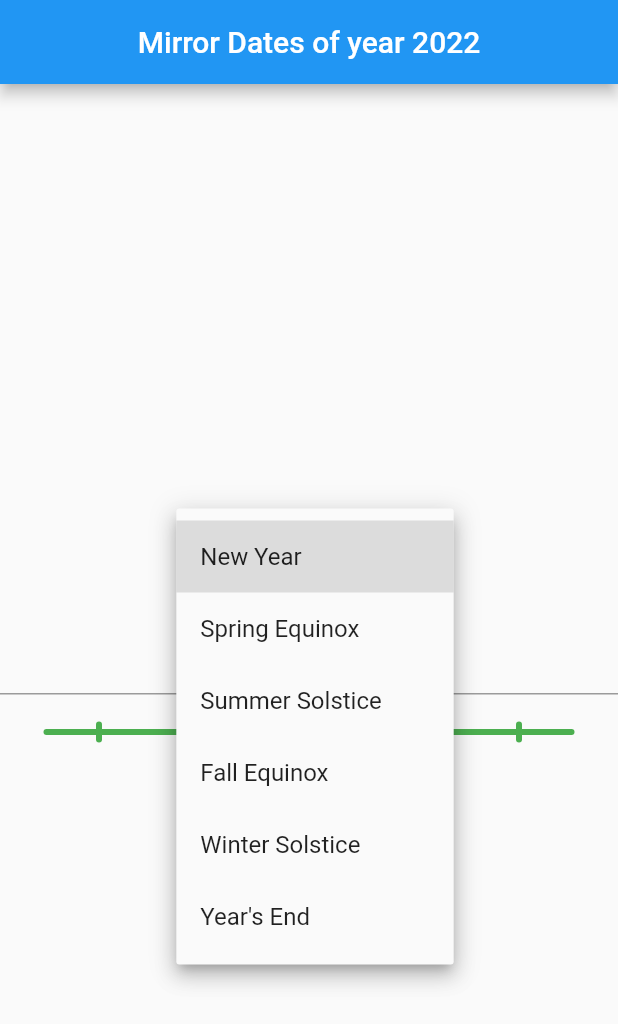
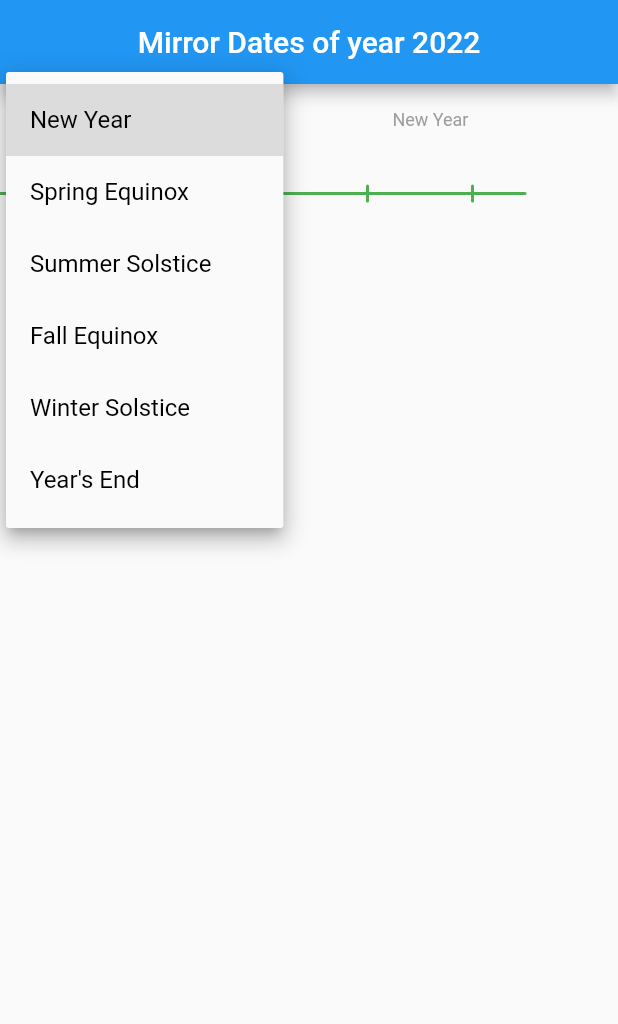
Before and after one commit to RobertNeher/date_mirror, a Flutter app: the screen it shows after launch, after a tap on "New Year", on a phone screen of 412 x 824 dp. Shown: the top 1024 px of the screen. Run offline on Flutter 3.47's test engine with Material 2 defaults, Android fonts, the phone set to English and light mode, and no system bars.

Commit message:
Release for horicontal variant

```diff
--- a/lib/graphics.dart
+++ b/lib/graphics.dart
@@ -31,26 +31,30 @@ class DateLinePainter extends CustomPainter {
       ..color = Colors.green
       ..strokeCap = StrokeCap.round
       ..style = PaintingStyle.stroke
-      ..strokeWidth = 4;
+      ..strokeWidth = 2;
 
+    // draw base timeline
     canvas.drawLine(
         Offset(0, height * 0.1), Offset(width, height * 0.1), paint);
 
     // labelPainter
+    String centerText =
+        eventLabel.isEmpty ? mirrorLabel : 'Today\n${DateTime.now().format()}';
     canvas.drawLine(Offset(width / 2, 0), Offset(width / 2, 10), paint);
-    labelPainter.text =
-        TextSpan(text: 'Today\n${DateTime.now().format()}', style: labelStyle);
+    labelPainter.text = TextSpan(text: centerText, style: labelStyle);
     labelPainter.layout(minWidth: 0, maxWidth: double.maxFinite);
     labelPainter.paint(
         canvas,
         Offset(
             width / 2 - labelPainter.width / 2, 10 + labelPainter.height / 4));
 
+    // this happens only when selected event is equal to actual date
+    if (eventLabel.isNotEmpty) {
       // day difference
       double posX = width * 0.7;
       canvas.drawLine(Offset(posX, 0), Offset(posX, 10), paint);
       labelPainter.text =
-        TextSpan(text: 'Distance\n+${dayDiff} days', style: labelStyle);
+          TextSpan(text: 'Distance\n+$dayDiff days', style: labelStyle);
       labelPainter.layout(minWidth: 0, maxWidth: double.maxFinite);
       labelPainter.paint(canvas,
           Offset(posX - labelPainter.width / 2, 10 + labelPainter.height / 4));
@@ -62,8 +66,10 @@ class DateLinePainter extends CustomPainter {
       canvas.drawLine(Offset(posX, 0), Offset(posX, 10), paint);
       labelPainter.text = TextSpan(text: eventLabel, style: labelStyle);
       labelPainter.layout(minWidth: 0, maxWidth: double.maxFinite);
-    labelPainter.paint(canvas,
-        Offset(posX - (labelPainter.width / 2), 10 + labelPainter.height / 4));
+      labelPainter.paint(
+          canvas,
+          Offset(
+              posX - (labelPainter.width / 2), 10 + labelPainter.height / 4));
 
       // mirror day difference
       posX = width * 0.3;
@@ -82,6 +88,7 @@ class DateLinePainter extends CustomPainter {
       labelPainter.paint(canvas,
           Offset(posX - labelPainter.width / 2, 10 + labelPainter.height / 4));
     }
+  }
 
   @override
   bool shouldRepaint(CustomPainter oldDelegate) {
--- a/lib/main.dart
+++ b/lib/main.dart
@@ -35,6 +35,7 @@ class _MirrorDateState extends State<MirrorDate> {
   Widget build(BuildContext context) {
     return MaterialApp(
       title: 'Mirror Dates ${DateTime.now().year}',
+      debugShowCheckedModeBanner: false,
       theme: ThemeData(
         primarySwatch: Colors.blue,
       ),
@@ -72,6 +73,7 @@ class _MirrorDatePageState extends State<MirrorDatePage> {
       ));
     }
     _selectedEvent = widget.mirrorDates.keys.first;
+    _tec.text = _selectedEvent;
     super.initState();
   }
 
@@ -87,46 +89,85 @@ class _MirrorDatePageState extends State<MirrorDatePage> {
           title: Text(widget.title),
           centerTitle: true,
         ),
-      body: Column(
+        body: Align(
+          alignment: Alignment.topCenter,
+          child: Column(
+            mainAxisAlignment: MainAxisAlignment.center,
+            crossAxisAlignment: CrossAxisAlignment.start,
+            children: <Widget>[
+              Row(
                   mainAxisAlignment: MainAxisAlignment.center,
                   children: <Widget>[
+                    const SizedBox(width: 20),
                     DropdownButton(
                       items: _items,
+                      style: const TextStyle(
+                        fontFamily: "Roboto",
+                        color: Colors.black,
+                        fontSize: 16,
+                        fontWeight: FontWeight.normal,
+                      ),
                       value: _selectedEvent,
                       onChanged: (value) {
                         _selectedEvent = value!;
-                _tec.text = _df.format(widget.mirrorDates[_selectedEvent]!);
+                        _tec.text =
+                            _df.format(widget.mirrorDates[_selectedEvent]!);
                         setState(() {});
-              }),
-          const SizedBox(
-            height: 20,
+                      },
                     ),
-          TextField(
-            textAlign: TextAlign.left,
+                    Expanded(
+                        child: TextField(
+                      textAlign: TextAlign.center,
+                      style: const TextStyle(
+                        color: Colors.grey,
+                        fontSize: 12,
+                      ),
                       controller: _tec,
-            // readOnly: true,
-          ),
+                      decoration:
+                          const InputDecoration(border: InputBorder.none),
+                      readOnly: true,
+                    )),
+                  ]),
               const SizedBox(
                 height: 20,
               ),
               CustomPaint(
                 size: const Size(350, 50),
-            painter: DateLinePainter(
-                eventLabel:
-                    "$_selectedEvent\n${_df.format(widget.mirrorDates[_selectedEvent]!)}",
-                mirrorLabel:
-                    "Mirror Date\n${_mirrorDateLabel(widget.mirrorDates[_selectedEvent]!, _df)}",
-                dayDiff: widget.mirrorDates[_selectedEvent]!
-                    .difference(DateTime.now())
-                    .inDays),
-          )
+                painter: DateTimeLine(_selectedEvent, widget.mirrorDates),
+              ),
+              Expanded(child: Container()),
             ],
           ),
-    );
+        ));
   }
 }
 
-String _mirrorDateLabel(DateTime baseDate, DateFormat df) {
+String mirrorDateLabel(DateTime baseDate, DateFormat df) {
   int diff = baseDate.difference(DateTime.now()).inDays;
-  return df.format(DateTime.now().add(Duration(days: diff)));
+  return df.format(DateTime.now().add(Duration(days: -diff)));
 }
+
+CustomPainter DateTimeLine(
+    String selectedEvent, Map<String, DateTime> mirrorDates) {
+  final DateFormat df = DateFormat('dd.MM.yyyy');
+  final today = DateTime.now();
+
+  if (mirrorDates[selectedEvent]!.compareTo(today) > 0) {
+    return DateLinePainter(
+        eventLabel: '$selectedEvent\n${df.format(mirrorDates[selectedEvent]!)}',
+        mirrorLabel:
+            'Mirror Date\n${mirrorDateLabel(mirrorDates[selectedEvent]!, df)}',
+        dayDiff: mirrorDates[selectedEvent]!.difference(DateTime.now()).inDays);
+  } else if (mirrorDates[selectedEvent]!.compareTo(today) == 0) {
+    return DateLinePainter(
+        eventLabel: '',
+        mirrorLabel:
+            '${mirrorDateLabel(mirrorDates[selectedEvent]!, df)}\n(Today)',
+        dayDiff: mirrorDates[selectedEvent]!.difference(DateTime.now()).inDays);
+  }
+  return DateLinePainter(
+      eventLabel:
+          'Mirror Date\n${mirrorDateLabel(mirrorDates[selectedEvent]!, df)}',
+      mirrorLabel: '$selectedEvent\n${df.format(mirrorDates[selectedEvent]!)}',
+      dayDiff: -mirrorDates[selectedEvent]!.difference(DateTime.now()).inDays);
+}
--- a/lib/utils.dart
+++ b/lib/utils.dart
@@ -7,8 +7,9 @@ extension DateFormatter on DateTime {
   }
 }
 
+// Compare Date extension
 extension DateOnlyCompare on DateTime {
-  bool isSameDate(DateTime other) {
+  bool compare(DateTime other) {
     return (year == other.year && month == other.month && day == other.day);
   }
 }
```
Also changed, not shown: pubspec.yaml (+8 -1 lines), assets/images/mirror.png (added), pubspec.lock, 16 other files. Lines whose indentation alone changed are shown as unchanged.
